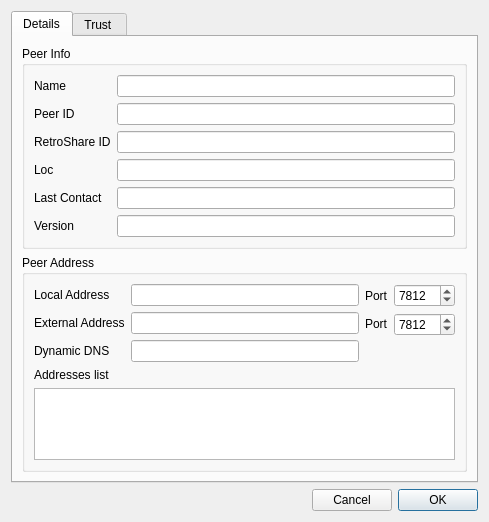
First picture: the form in retroshare-gui/src/gui/connect/ConfCertDialog.ui, repository RetroShare/RetroShare, before the edit.
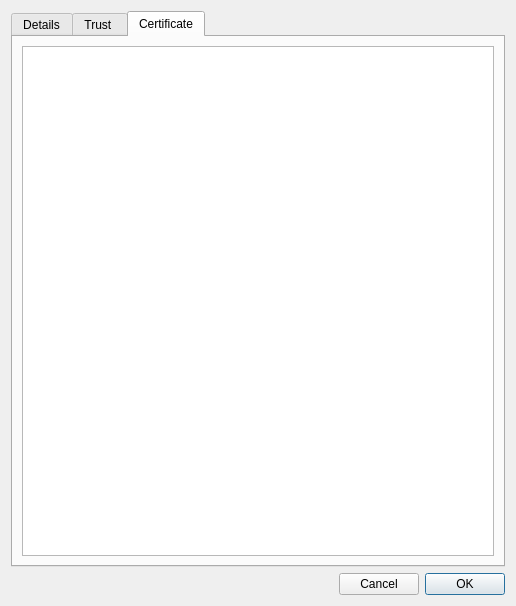
Second picture: the form after the edit. Icons and pictures are not drawn.

Commit message: added a tab to display the certificate of friends, in peer details

```diff
--- a/retroshare-gui/src/gui/connect/ConfCertDialog.ui
+++ b/retroshare-gui/src/gui/connect/ConfCertDialog.ui
@@ -6,8 +6,8 @@
    <rect>
     <x>0</x>
     <y>0</y>
-    <width>489</width>
-    <height>505</height>
+    <width>516</width>
+    <height>606</height>
    </rect>
   </property>
   <property name="windowTitle">
@@ -21,7 +21,7 @@
    <item row="0" column="0">
     <widget class="QTabWidget" name="stabWidget">
      <property name="currentIndex">
-      <number>0</number>
+      <number>2</number>
      </property>
      <widget class="QWidget" name="tab">
       <attribute name="icon">
@@ -580,6 +580,16 @@
        </item>
       </layout>
      </widget>
+     <widget class="QWidget" name="tab_3">
+      <attribute name="title">
+       <string>Certificate</string>
+      </attribute>
+      <layout class="QHBoxLayout" name="horizontalLayout">
+       <item>
+        <widget class="QTextEdit" name="userCertificateText"/>
+       </item>
+      </layout>
+     </widget>
     </widget>
    </item>
    <item row="1" column="0">
```
The commit also changes 4 other files.
